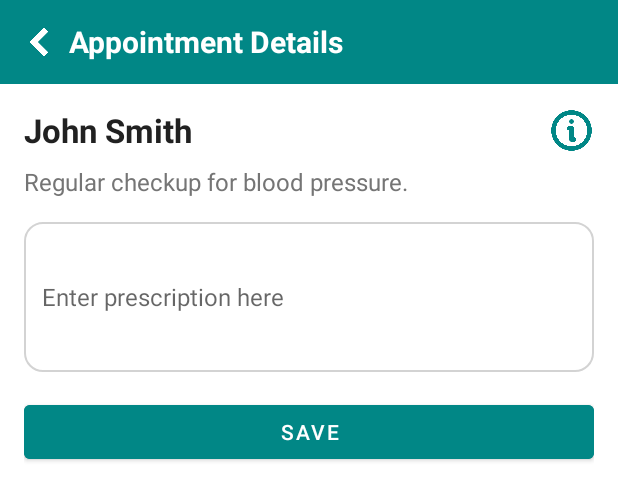
After one commit to iamsadiashakil/StaffApp, an Android app: the layout activity_appointment_details.xml on its own in the app's theme, with its tools: preview values and no code run, on a phone screen of 412 x 824 dp. The commit adds this screen. Shown: the top 501 px of the screen. Run offline under Robolectric (Android 15) with nearby library versions, the phone set to English and light mode, and no system bars.

Commit message:
Added appointment functionality v1

```diff
--- a/app/src/main/AndroidManifest.xml
+++ b/app/src/main/AndroidManifest.xml
@@ -27,6 +27,8 @@
         <activity android:name=".activities.VitalsHistoryActivity" />
         <activity android:name=".activities.AllergiesHistoryActivity" />
         <activity android:name=".activities.ChatActivity" />
+        <activity android:name=".activities.AppointmentActivity" />
+        <activity android:name=".activities.AppointmentDetailsActivity" />
     </application>
 
 </manifest>
--- a/app/src/main/java/java/com/myhealthteam/staffapp/activities/DoctorDashboardActivity.java
+++ b/app/src/main/java/java/com/myhealthteam/staffapp/activities/DoctorDashboardActivity.java
@@ -27,7 +27,7 @@ public class DoctorDashboardActivity extends AppCompatActivity {
         });
 
         cardAppointments.setOnClickListener(v -> {
-            // Start appointments activity
+            startActivity(new Intent(this, AppointmentActivity.class));
         });
 
         cardEarnings.setOnClickListener(v -> {
--- /dev/null
+++ b/app/src/main/res/layout/activity_appointment_details.xml
@@ -0,0 +1,112 @@
+<androidx.coordinatorlayout.widget.CoordinatorLayout
+    xmlns:android="http://schemas.android.com/apk/res/android"
+    xmlns:app="http://schemas.android.com/apk/res-auto"
+    android:layout_width="match_parent"
+    android:layout_height="match_parent"
+    android:fitsSystemWindows="true">
+
+    <!-- Top Bar -->
+    <LinearLayout
+        android:id="@+id/top_bar"
+        android:layout_width="match_parent"
+        android:layout_height="56dp"
+        android:background="@color/toolbar_bg_color"
+        android:orientation="horizontal"
+        android:gravity="center_vertical"
+        android:paddingStart="16dp"
+        android:paddingEnd="16dp">
+
+        <ImageView
+            android:id="@+id/back_button"
+            android:layout_width="20dp"
+            android:layout_height="20dp"
+            android:src="@drawable/back"
+            android:contentDescription="Back Button"
+            android:clickable="true"
+            android:focusable="true"
+            app:tint="@color/white" />
+
+        <TextView
+            android:id="@+id/top_bar_title"
+            android:layout_width="wrap_content"
+            android:layout_height="wrap_content"
+            android:text="Appointment Details"
+            android:textColor="@color/white"
+            android:textSize="20sp"
+            android:textStyle="bold"
+            android:layout_marginStart="10dp" />
+    </LinearLayout>
+
+    <!-- Content -->
+    <ScrollView
+        android:layout_width="match_parent"
+        android:layout_height="match_parent"
+        android:layout_marginTop="56dp"
+        android:padding="16dp">
+
+        <LinearLayout
+            android:layout_width="match_parent"
+            android:layout_height="wrap_content"
+            android:orientation="vertical">
+
+           <LinearLayout
+               android:layout_width="match_parent"
+               android:layout_height="wrap_content"
+               android:layout_marginBottom="8dp"
+               android:gravity="center_vertical"
+               android:orientation="horizontal">
+               <!-- Patient Name -->
+               <TextView
+                   android:id="@+id/patient_name"
+                   android:layout_width="0dp"
+                   android:layout_height="wrap_content"
+                   android:text="John Smith"
+                   android:textSize="22sp"
+                   android:textColor="#212121"
+                   android:layout_weight="1"
+                   android:textStyle="bold" />
+
+               <!-- View Patient Details Button -->
+               <ImageView
+                   android:id="@+id/btn_view_patient_details"
+                   android:layout_width="30dp"
+                   android:layout_height="30dp"
+                   android:contentDescription="View Patient Details"
+                   android:src="@drawable/about"
+                   android:focusable="true"
+                   android:clickable="true"
+                   app:tint="@color/primary" />
+           </LinearLayout>
+
+            <!-- Notes -->
+            <TextView
+                android:id="@+id/appointment_notes"
+                android:layout_width="match_parent"
+                android:layout_height="wrap_content"
+                android:text="Regular checkup for blood pressure."
+                android:textSize="16sp"
+                android:textColor="#757575"
+                android:layout_marginBottom="16dp" />
+
+            <!-- Prescription Input -->
+            <EditText
+                android:id="@+id/edit_prescription"
+                android:layout_width="match_parent"
+                android:layout_height="100dp"
+                android:hint="Enter prescription here"
+                android:background="@drawable/edittext_background"
+                android:padding="12dp"
+                android:textSize="16sp"
+                android:layout_marginBottom="16dp" />
+
+            <!-- Mark as Complete Button -->
+            <Button
+                android:id="@+id/btn_mark_as_complete"
+                android:layout_width="match_parent"
+                android:layout_height="wrap_content"
+                android:text="Save"
+                android:backgroundTint="@color/primary"
+                android:textColor="@color/white" />
+        </LinearLayout>
+    </ScrollView>
+</androidx.coordinatorlayout.widget.CoordinatorLayout>
```
Also changed, not shown: app/src/main/java/java/com/myhealthteam/staffapp/activities/AppointmentActivity.java (added, +45 -0 lines), app/src/main/java/java/com/myhealthteam/staffapp/activities/AppointmentDetailsActivity.java (added, +80 -0 lines), app/src/main/java/java/com/myhealthteam/staffapp/activities/PatientActivity.java (+3 -10 lines), app/src/main/java/java/com/myhealthteam/staffapp/activities/PatientDetailActivity.java (+8 -4 lines), app/src/main/java/java/com/myhealthteam/staffapp/adapters/AppointmentAdapter.java (added, +70 -0 lines), app/src/main/java/java/com/myhealthteam/staffapp/models/Appointment.java (added, +61 -0 lines), app/src/main/java/java/com/myhealthteam/staffapp/models/Patient.java (+7 -1 lines), app/src/main/java/java/com/myhealthteam/staffapp/utils/MockData.java (added, +49 -0 lines), app/src/main/res/layout/activity_appointment.xml (added, +47 -0 lines), app/src/main/res/layout/activity_appointments.xml (deleted, +0 -140 lines), app/src/main/res/layout/item_appointment_row.xml (added, +39 -0 lines), app/src/main/res/drawable/about.png (added), app/src/main/res/drawable/info_button.png (added).
